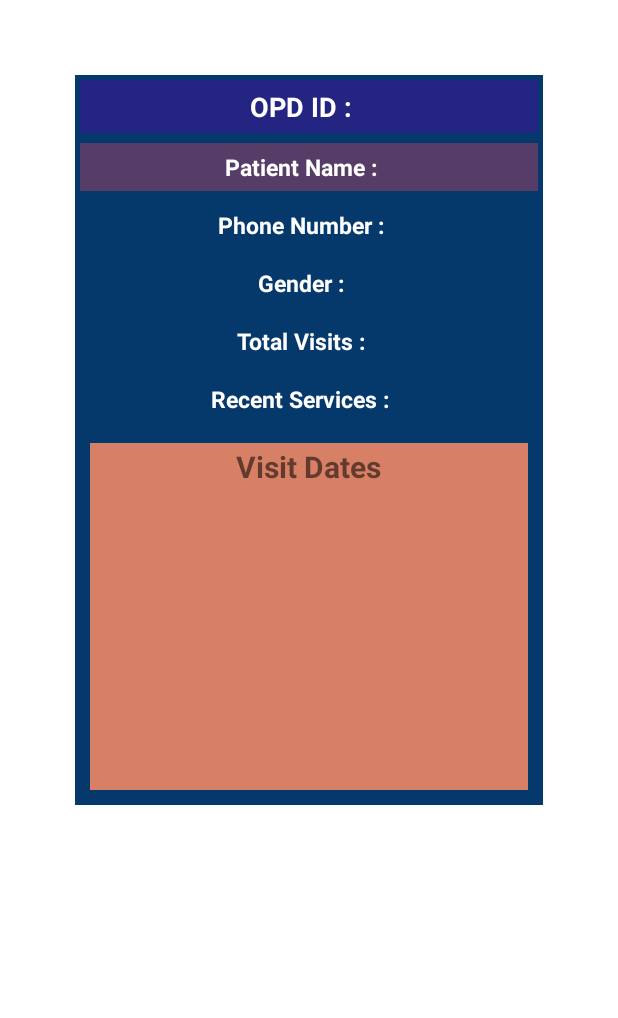
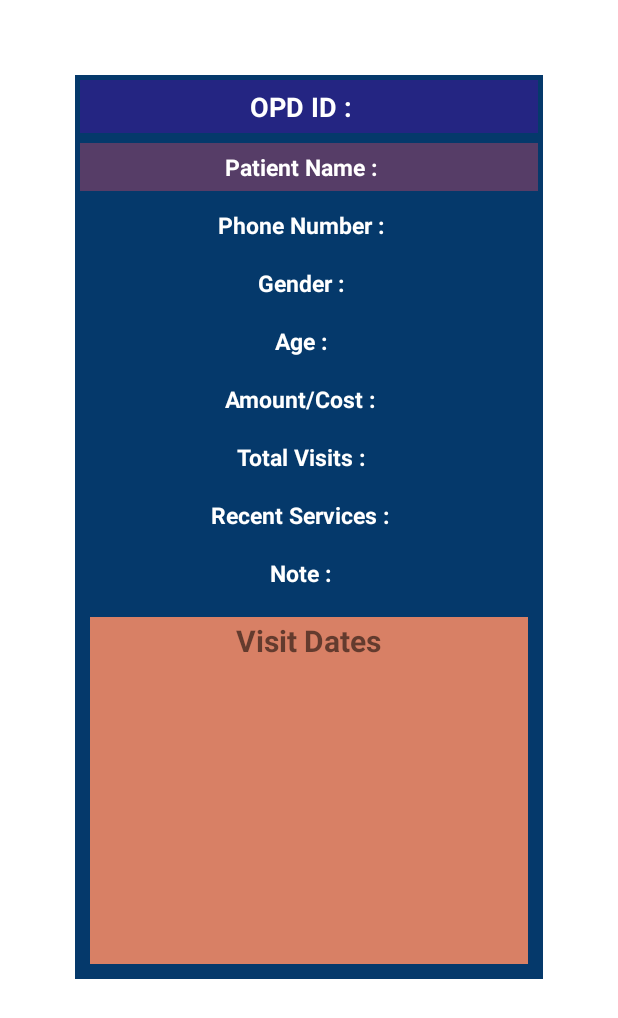
Before and after one commit to ashutosh2807/MaterialUIonAndroid, an Android app: the layout detailed_dialog.xml on its own in the app's theme, with its tools: preview values and no code run, on a phone screen of 412 x 824 dp. Shown: the top 1018 px of the screen. Run offline under Robolectric (Android 15) with nearby library versions, the phone set to English and light mode, and no system bars.

Commit message:
smallfixes6

```diff
--- a/BottomNavigationView/app/src/main/java/com/example/bottomnavigationview/AddPatient.java
+++ b/BottomNavigationView/app/src/main/java/com/example/bottomnavigationview/AddPatient.java
@@ -41,7 +41,7 @@ import java.util.Map;
 import java.util.Set;
 
 public class AddPatient extends AppCompatActivity {
-    private  List<Map<String,List<String>>> selected_services;
+    private  Map<String,List<String>>  selected_services;
     private boolean dataFetched = false;
     @Override
     protected void onCreate(Bundle savedInstanceState) {
@@ -92,7 +92,7 @@ public class AddPatient extends AppCompatActivity {
     private  void showMultipleSelects(List<String> items,List<Integer>  price){
         String[] listItems = items.toArray(new String[0]);
         Integer[] prices = price.toArray(new Integer[0]);
-        selected_services = new ArrayList<>();
+        selected_services = new HashMap<>();
         List<String>selection_list = new ArrayList<>();
 
         boolean[] checkedItems = new boolean[listItems.length];
@@ -129,7 +129,7 @@ public class AddPatient extends AppCompatActivity {
             }
             SimpleDateFormat dateFormat = new SimpleDateFormat("dd-MM-yyyy HH:mm:ss");
             data.put(dateFormat.format(new Date()),selection_list);
-            selected_services.add(data);
+            selected_services= data;
             if(selected_items.length() > 2){
                 tvSelectedservices.setText(selected_items.toUpperCase().substring(0,selected_items.length()-2));
             }
--- a/BottomNavigationView/app/src/main/java/com/example/bottomnavigationview/deletePatientData.java
+++ b/BottomNavigationView/app/src/main/java/com/example/bottomnavigationview/deletePatientData.java
@@ -83,7 +83,7 @@ public class deletePatientData extends AppCompatActivity {
                             doc.get("Phone_number").toString(),
                             doc.get("Address").toString(),
                             doc.get("Age").toString(),
-                            (List<Map<String,List<String>>>) doc.get("Services"),
+                            (Map<String,List<String>> ) doc.get("Services"),
                             doc.get("Amount").toString(),
                             doc.get("Note").toString(),
                             ( List<Timestamp> ) doc.get("Visit_date")
--- a/BottomNavigationView/app/src/main/res/layout/detailed_dialog.xml
+++ b/BottomNavigationView/app/src/main/res/layout/detailed_dialog.xml
@@ -141,6 +141,58 @@
 
                 <TextView
                     android:textColor="@color/white"
+                    android:layout_width="wrap_content"
+                    android:layout_height="wrap_content"
+                    android:layout_margin="5dp"
+                    android:text="Age :"
+                    android:textSize="15dp"
+                    android:textStyle="bold" />
+
+                <TextView
+                    android:textColor="@color/white"
+                    android:id="@+id/tvAge"
+                    android:layout_width="wrap_content"
+                    android:layout_height="wrap_content"
+                    android:layout_margin="5dp"
+                    android:textSize="15dp"
+                    android:textStyle="italic" />
+            </LinearLayout>
+            <LinearLayout
+                android:background="#05396B"
+                android:layout_width="match_parent"
+                android:layout_height="wrap_content"
+                android:layout_margin="3dp"
+                android:gravity="center"
+                android:orientation="horizontal">
+
+                <TextView
+                    android:textColor="@color/white"
+                    android:layout_width="wrap_content"
+                    android:layout_height="wrap_content"
+                    android:layout_margin="5dp"
+                    android:text="Amount/Cost :"
+                    android:textSize="15dp"
+                    android:textStyle="bold" />
+
+                <TextView
+                    android:textColor="@color/white"
+                    android:id="@+id/tvAmount"
+                    android:layout_width="wrap_content"
+                    android:layout_height="wrap_content"
+                    android:layout_margin="5dp"
+                    android:textSize="15dp"
+                    android:textStyle="italic" />
+            </LinearLayout>
+            <LinearLayout
+                android:background="#05396B"
+                android:layout_width="match_parent"
+                android:layout_height="wrap_content"
+                android:layout_margin="3dp"
+                android:gravity="center"
+                android:orientation="horizontal">
+
+                <TextView
+                    android:textColor="@color/white"
                     android:id="@+id/tvVisit"
                     android:layout_width="wrap_content"
                     android:layout_height="wrap_content"
@@ -185,6 +237,32 @@
                     android:textStyle="italic" />
             </LinearLayout>
             <LinearLayout
+                android:background="#05396B"
+                android:layout_width="match_parent"
+                android:layout_height="wrap_content"
+                android:layout_margin="3dp"
+                android:gravity="center"
+                android:orientation="horizontal">
+
+                <TextView
+                    android:textColor="@color/white"
+                    android:layout_width="wrap_content"
+                    android:layout_height="wrap_content"
+                    android:layout_margin="5dp"
+                    android:text="Note :"
+                    android:textSize="15dp"
+                    android:textStyle="bold" />
+
+                <TextView
+                    android:textColor="@color/white"
+                    android:id="@+id/tvNote"
+                    android:layout_width="wrap_content"
+                    android:layout_height="wrap_content"
+                    android:layout_margin="5dp"
+                    android:textSize="15dp"
+                    android:textStyle="italic" />
+            </LinearLayout>
+            <LinearLayout
                 android:layout_width="match_parent"
                 android:layout_height="wrap_content"
                 android:layout_margin="10dp"
```
Also changed, not shown: BottomNavigationView/app/src/main/java/com/example/bottomnavigationview/fragments/homeFragment.java (+10 -4 lines), BottomNavigationView/app/src/main/java/com/example/bottomnavigationview/markVisit.java (+25 -4 lines), BottomNavigationView/app/src/main/java/com/example/bottomnavigationview/profileData/dbSingleton.java (+10 -7 lines), BottomNavigationView/app/src/main/java/com/example/bottomnavigationview/profileData/profile.java (+4 -4 lines), BottomNavigationView/app/src/main/res/layout/activity_mark_visit.xml (+28 -0 lines).
